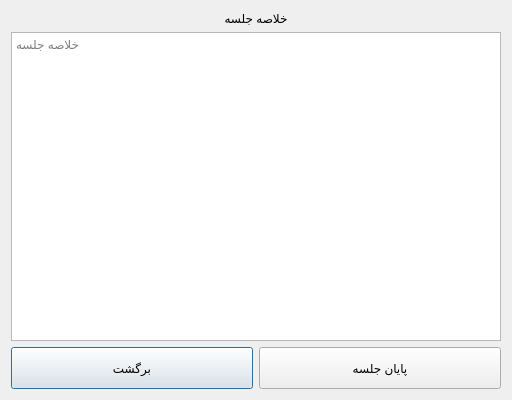
Before: the Qt Designer form UI/SessionSummary/sessionsummarydialog.ui in Mohsenhatami000/GameNet-Manager, drawn with Qt 5.
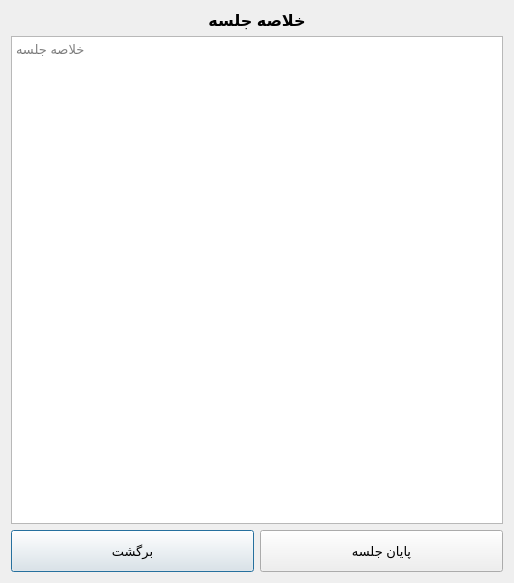
After: the same form once the commit is applied.

Commit message: feat: add description to session summary dialog

The edit to the form file:
```diff
--- a/UI/SessionSummary/sessionsummarydialog.ui
+++ b/UI/SessionSummary/sessionsummarydialog.ui
@@ -6,8 +6,8 @@
    <rect>
     <x>0</x>
     <y>0</y>
-    <width>512</width>
-    <height>400</height>
+    <width>514</width>
+    <height>583</height>
    </rect>
   </property>
   <property name="windowTitle">
@@ -16,6 +16,12 @@
   <layout class="QVBoxLayout" name="verticalLayout">
    <item>
     <widget class="QLabel" name="label_session_summary">
+     <property name="font">
+      <font>
+       <pointsize>12</pointsize>
+       <bold>true</bold>
+      </font>
+     </property>
      <property name="text">
       <string>خلاصه جلسه</string>
      </property>
@@ -26,9 +32,24 @@
    </item>
    <item>
     <widget class="QTextEdit" name="textEdit_session_summary">
+     <property name="font">
+      <font>
+       <pointsize>10</pointsize>
+      </font>
+     </property>
      <property name="layoutDirection">
       <enum>Qt::LayoutDirection::RightToLeft</enum>
      </property>
+     <property name="html">
+      <string>&lt;!DOCTYPE HTML PUBLIC &quot;-//W3C//DTD HTML 4.0//EN&quot; &quot;http://www.w3.org/TR/REC-html40/strict.dtd&quot;&gt;
+&lt;html&gt;&lt;head&gt;&lt;meta name=&quot;qrichtext&quot; content=&quot;1&quot; /&gt;&lt;meta charset=&quot;utf-8&quot; /&gt;&lt;style type=&quot;text/css&quot;&gt;
+p, li { white-space: pre-wrap; }
+hr { height: 1px; border-width: 0; }
+li.unchecked::marker { content: &quot;\2610&quot;; }
+li.checked::marker { content: &quot;\2612&quot;; }
+&lt;/style&gt;&lt;/head&gt;&lt;body style=&quot; font-family:'Segoe UI'; font-size:10pt; font-weight:400; font-style:normal;&quot;&gt;
+&lt;p align=&quot;right&quot; style=&quot;-qt-paragraph-type:empty; margin-top:0px; margin-bottom:0px; margin-left:0px; margin-right:0px; -qt-block-indent:0; text-indent:0px; font-size:9pt;&quot;&gt;&lt;br /&gt;&lt;/p&gt;&lt;/body&gt;&lt;/html&gt;</string>
+     </property>
      <property name="placeholderText">
       <string>خلاصه جلسه</string>
      </property>
@@ -44,6 +65,11 @@
          <height>42</height>
         </size>
        </property>
+       <property name="font">
+        <font>
+         <pointsize>10</pointsize>
+        </font>
+       </property>
        <property name="text">
         <string>برگشت</string>
        </property>
@@ -57,6 +83,11 @@
          <height>42</height>
         </size>
        </property>
+       <property name="font">
+        <font>
+         <pointsize>10</pointsize>
+        </font>
+       </property>
        <property name="text">
         <string>پایان جلسه</string>
        </property>
```
Left out of the diff: 3 changed lines with no effect on the pictures. The commit also changes 5 other files.
